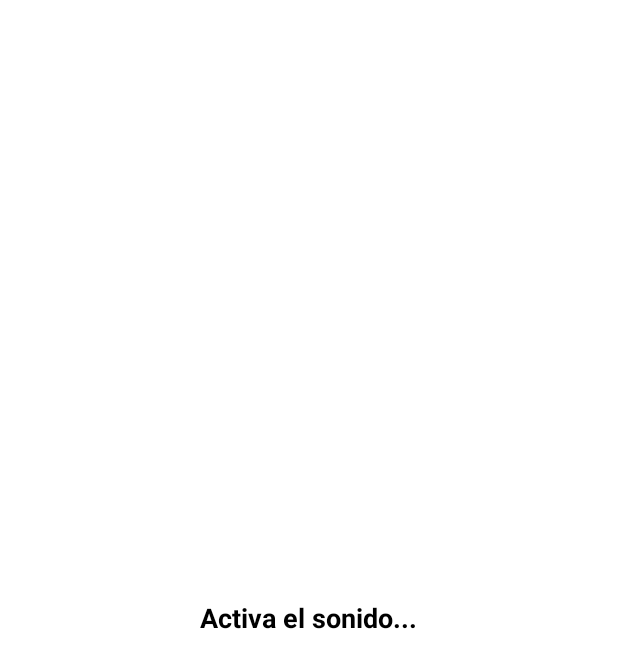
After one commit to mcostama25/HACKATHON, an Android app: the layout permissions.xml on its own in the app's theme, with its tools: preview values and no code run, on a phone screen of 412 x 824 dp. The commit adds this screen. Shown: the top 668 px of the screen. Run offline under Robolectric (Android 15) with nearby library versions, the phone set to English and light mode, and no system bars.

Commit message:
rasultado 1

```diff
--- a/test_front/MyApplication/app/src/main/res/layout/activity_main.xml
+++ b/test_front/MyApplication/app/src/main/res/layout/activity_main.xml
@@ -22,4 +22,5 @@
         android:fitsSystemWindows="true"
         app:headerLayout="@layout/nav_header_main"
         app:menu="@menu/activity_main_drawer" />
+
 </androidx.drawerlayout.widget.DrawerLayout>
--- /dev/null
+++ b/test_front/MyApplication/app/src/main/res/layout/permissions.xml
@@ -0,0 +1,17 @@
+<?xml version="1.0" encoding="utf-8"?>
+<RelativeLayout xmlns:android="http://schemas.android.com/apk/res/android"
+    android:layout_width="match_parent"
+    android:layout_height="match_parent"
+    android:background="@color/white"
+    android:gravity="center">
+
+    <TextView
+        android:id="@+id/textViewPermission"
+        android:layout_width="wrap_content"
+        android:layout_height="wrap_content"
+        android:text="Activa el sonido..."
+        android:textColor="@color/black"
+        android:textSize="18sp"
+        android:textStyle="bold" />
+
+</RelativeLayout>
```
Also changed, not shown: test_front/MyApplication/app/build.gradle (+12 -2 lines), test_front/MyApplication/app/src/main/AndroidManifest.xml (+7 -2 lines), test_front/MyApplication/app/src/main/java/com/example/myapplication/MainActivity.kt (+68 -28 lines).
